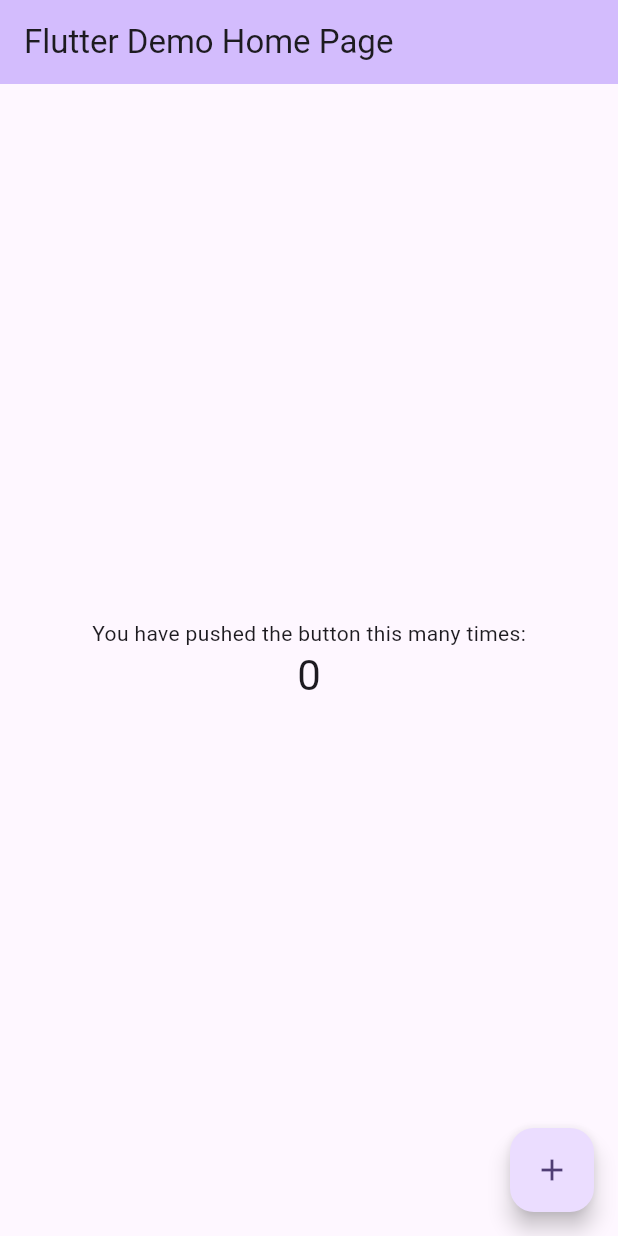
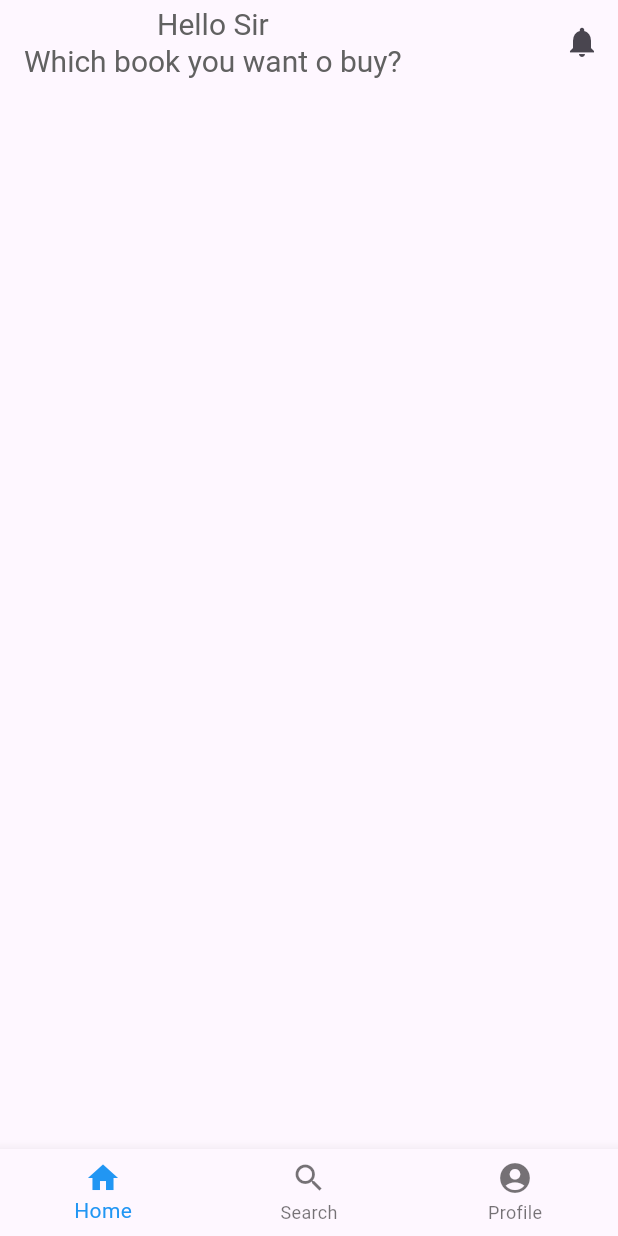
Before and after one commit to Omniamohamed02/BookStore, a Flutter app: the screen it shows after launch, on a phone screen of 412 x 824 dp. Run offline on Flutter 3.47's test engine with Material 3 defaults, Android fonts, the phone set to English and light mode, and no system bars.

Commit message:
home page and navagation bar

```diff
--- a/lib/main.dart
+++ b/lib/main.dart
@@ -1,3 +1,5 @@
+import 'package:bookstore/views/home.dart';
+import 'package:bookstore/views/navagationbar.dart';
 import 'package:flutter/material.dart';
 
 void main() {
@@ -11,115 +13,8 @@ class MyApp extends StatelessWidget {
   @override
   Widget build(BuildContext context) {
     return MaterialApp(
-      title: 'Flutter Demo',
-      theme: ThemeData(
-        // This is the theme of your application.
-        //
-        // TRY THIS: Try running your application with "flutter run". You'll see
-        // the application has a purple toolbar. Then, without quitting the app,
-        // try changing the seedColor in the colorScheme below to Colors.green
-        // and then invoke "hot reload" (save your changes or press the "hot
-        // reload" button in a Flutter-supported IDE, or press "r" if you used
-        // the command line to start the app).
-        //
-        // Notice that the counter didn't reset back to zero; the application
-        // state is not lost during the reload. To reset the state, use hot
-        // restart instead.
-        //
-        // This works for code too, not just values: Most code changes can be
-        // tested with just a hot reload.
-        colorScheme: ColorScheme.fromSeed(seedColor: Colors.deepPurple),
-        useMaterial3: true,
-      ),
-      home: const MyHomePage(title: 'Flutter Demo Home Page'),
-    );
+      debugShowCheckedModeBanner: false,
+      home: BottomNavBar(),
+      );
   }
 }
-
-class MyHomePage extends StatefulWidget {
-  const MyHomePage({super.key, required this.title});
-
-  // This widget is the home page of your application. It is stateful, meaning
-  // that it has a State object (defined below) that contains fields that affect
-  // how it looks.
-
-  // This class is the configuration for the state. It holds the values (in this
-  // case the title) provided by the parent (in this case the App widget) and
-  // used by the build method of the State. Fields in a Widget subclass are
-  // always marked "final".
-
-  final String title;
-
-  @override
-  State<MyHomePage> createState() => _MyHomePageState();
-}
-
-class _MyHomePageState extends State<MyHomePage> {
-  int _counter = 0;
-
-  void _incrementCounter() {
-    setState(() {
-      // This call to setState tells the Flutter framework that something has
-      // changed in this State, which causes it to rerun the build method below
-      // so that the display can reflect the updated values. If we changed
-      // _counter without calling setState(), then the build method would not be
-      // called again, and so nothing would appear to happen.
-      _counter++;
-    });
-  }
-
-  @override
-  Widget build(BuildContext context) {
-    // This method is rerun every time setState is called, for instance as done
-    // by the _incrementCounter method above.
-    //
-    // The Flutter framework has been optimized to make rerunning build methods
-    // fast, so that you can just rebuild anything that needs updating rather
-    // than having to individually change instances of widgets.
-    return Scaffold(
-      appBar: AppBar(
-        // TRY THIS: Try changing the color here to a specific color (to
-        // Colors.amber, perhaps?) and trigger a hot reload to see the AppBar
-        // change color while the other colors stay the same.
-        backgroundColor: Theme.of(context).colorScheme.inversePrimary,
-        // Here we take the value from the MyHomePage object that was created by
-        // the App.build method, and use it to set our appbar title.
-        title: Text(widget.title),
-      ),
-      body: Center(
-        // Center is a layout widget. It takes a single child and positions it
-        // in the middle of the parent.
-        child: Column(
-          // Column is also a layout widget. It takes a list of children and
-          // arranges them vertically. By default, it sizes itself to fit its
-          // children horizontally, and tries to be as tall as its parent.
-          //
-          // Column has various properties to control how it sizes itself and
-          // how it positions its children. Here we use mainAxisAlignment to
-          // center the children vertically; the main axis here is the vertical
-          // axis because Columns are vertical (the cross axis would be
-          // horizontal).
-          //
-          // TRY THIS: Invoke "debug painting" (choose the "Toggle Debug Paint"
-          // action in the IDE, or press "p" in the console), to see the
-          // wireframe for each widget.
-          mainAxisAlignment: MainAxisAlignment.center,
-          children: <Widget>[
-            const Text(
-              'You have pushed the button this many times:',
-            ),
-            Text(
-              '$_counter',
-              style: Theme.of(context).textTheme.headlineMedium,
-            ),
-          ],
-        ),
-      ),
-      floatingActionButton: FloatingActionButton(
-        onPressed: _incrementCounter,
-        tooltip: 'Increment',
-        child: const Icon(Icons.add),
-      ), // This trailing comma makes auto-formatting nicer for build methods.
-    );
-  }
-}
--- /dev/null
+++ b/lib/views/book-card.dart
@@ -0,0 +1,10 @@
+import 'package:flutter/material.dart';
+
+class BookCard extends StatelessWidget {
+  const BookCard({super.key});
+
+  @override
+  Widget build(BuildContext context) {
+    return GestureDetector();
+  }
+}
--- /dev/null
+++ b/lib/views/favourite.dart
@@ -0,0 +1,21 @@
+import 'package:flutter/material.dart';
+
+class FavouritePage extends StatelessWidget {
+  const FavouritePage({super.key});
+
+  @override
+  Widget build(BuildContext context) {
+    return Scaffold(
+      appBar: AppBar(
+        title: Center(
+            child: Text(
+          'Favourite Books',
+          style: TextStyle(
+            fontSize: 28,
+            color: Colors.grey[700],
+          ),
+        )),
+      ),
+    );
+  }
+}
--- /dev/null
+++ b/lib/views/home.dart
@@ -0,0 +1,40 @@
+import 'package:flutter/material.dart';
+import 'package:http/http.dart';
+
+class HomePage extends StatefulWidget {
+  const HomePage({super.key});
+
+  @override
+  State<HomePage> createState() => _HomePageState();
+}
+
+class _HomePageState extends State<HomePage> {
+  @override
+  Widget build(BuildContext context) {
+    return Scaffold(
+      appBar: AppBar(
+        title: Container(
+          child: Column(
+            children: [
+              Text(
+                'Hello Sir',
+                style: TextStyle(fontSize: 20, color: Colors.grey[700]),
+                textAlign: TextAlign.start,
+              ),
+              Text(
+                'Which book you want o buy?',
+                style: TextStyle(fontSize: 20, color: Colors.grey[700]),
+              )
+            ],
+          ),
+        ),
+        actions: [
+          IconButton(
+            onPressed: () {},
+            icon: Icon(Icons.notifications),
+          )
+        ],
+      ),
+    );
+  }
+}
--- /dev/null
+++ b/lib/views/navagationbar.dart
@@ -0,0 +1,51 @@
+import 'package:bookstore/views/favourite.dart';
+import 'package:bookstore/views/home.dart';
+import 'package:bookstore/views/settings.dart';
+import 'package:flutter/material.dart';
+
+class BottomNavBar extends StatefulWidget {
+  @override
+  _BottomNavBarState createState() => _BottomNavBarState();
+}
+
+class _BottomNavBarState extends State<BottomNavBar> {
+  int _selectedIndex = 0;
+
+  final List<Widget> _pages = [
+    HomePage(),
+    FavouritePage(),
+    SettingsPage(),
+  ];
+
+  void _onItemTapped(int index) {
+    setState(() {
+      _selectedIndex = index;
+    });
+  }
+
+  @override
+  Widget build(BuildContext context) {
+    return Scaffold(
+      body: _pages[_selectedIndex],
+      bottomNavigationBar: BottomNavigationBar(
+        items: const <BottomNavigationBarItem>[
+          BottomNavigationBarItem(
+            icon: Icon(Icons.home),
+            label: 'Home',
+          ),
+          BottomNavigationBarItem(
+            icon: Icon(Icons.search),
+            label: 'Search',
+          ),
+          BottomNavigationBarItem(
+            icon: Icon(Icons.account_circle),
+            label: 'Profile',
+          ),
+        ],
+        currentIndex: _selectedIndex,
+        selectedItemColor: Colors.blue,
+        onTap: _onItemTapped,
+      ),
+    );
+  }
+}
--- /dev/null
+++ b/lib/views/settings.dart
@@ -0,0 +1,14 @@
+import 'package:flutter/material.dart';
+
+class SettingsPage extends StatelessWidget {
+  const SettingsPage({super.key});
+
+  @override
+  Widget build(BuildContext context) {
+    return Scaffold(
+      appBar: AppBar(
+        title: Text('SettingsPage'),
+      ),
+    );
+  }
+}
--- a/pubspec.yaml
+++ b/pubspec.yaml
@@ -35,6 +35,7 @@ dependencies:
   # The following adds the Cupertino Icons font to your application.
   # Use with the CupertinoIcons class for iOS style icons.
   cupertino_icons: ^1.0.8
+  http: ^1.2.2
 
 dev_dependencies:
   flutter_test:
```
Also changed, not shown: pubspec.lock.
